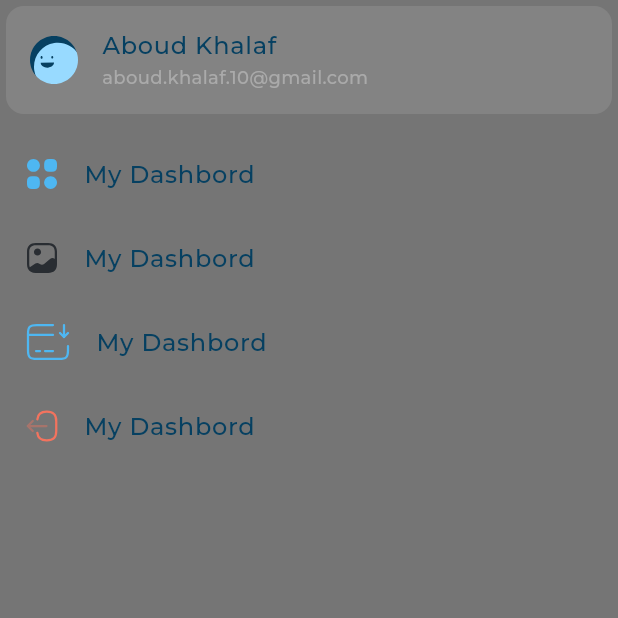
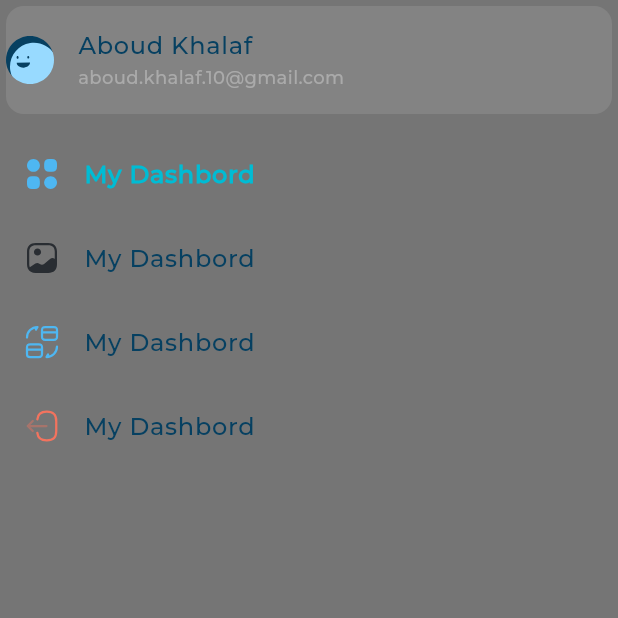
Before and after one commit to Aboud-KHalaf/responsive-ui, a Flutter app: the screen it shows after launch, with the side drawer open, on a phone screen of 412 x 824 dp, the top half of it. Run offline on Flutter 3.47's test engine with Material 3 defaults, Android fonts, the phone set to English and light mode, and no system bars; our stand-ins replace flutter_svg; project files that could hold a hidden picture were left out.

Commit message:
change drawer item state

```diff
--- a/lib/main.dart
+++ b/lib/main.dart
@@ -1,5 +1,4 @@
 import 'package:flutter/material.dart';
-import 'package:ui/helpers/theme/dark_theme.dart';
 import 'package:ui/helpers/theme/light_theme.dart';
 import 'package:ui/views/dashboard_view.dart';
 
@@ -10,7 +9,6 @@ void main() {
 class MyApp extends StatelessWidget {
   const MyApp({super.key});
 
-  // This widget is the root of your application.
   @override
   Widget build(BuildContext context) {
     return MaterialApp(
--- a/lib/widgets/custom_drawer_widget.dart
+++ b/lib/widgets/custom_drawer_widget.dart
@@ -5,19 +5,26 @@ import 'package:ui/utils/app_images.dart';
 import 'package:ui/widgets/custom_user_info_widget.dart';
 import 'package:ui/widgets/drawer_item_widget.dart';
 
-class CustomDrawerWidget extends StatelessWidget {
+class CustomDrawerWidget extends StatefulWidget {
   const CustomDrawerWidget({super.key});
 
-  static const List<DrawerItemModel> items = [
-    DrawerItemModel(image: Assets.imagesDashboard, text: 'My Dashbord'),
-    DrawerItemModel(image: Assets.imagesGallery, text: 'My Dashbord'),
-    DrawerItemModel(image: Assets.imagesIncome, text: 'My Dashbord'),
-    DrawerItemModel(image: Assets.imagesLogout, text: 'My Dashbord'),
+  @override
+  State<CustomDrawerWidget> createState() => _CustomDrawerWidgetState();
+}
+
+class _CustomDrawerWidgetState extends State<CustomDrawerWidget> {
+  List<DrawerItemModel> items = [
+    const DrawerItemModel(image: Assets.imagesDashboard, text: 'My Dashbord'),
+    const DrawerItemModel(image: Assets.imagesGallery, text: 'My Dashbord'),
+    const DrawerItemModel(
+        image: Assets.imagesMyTransctions, text: 'My Dashbord'),
+    const DrawerItemModel(image: Assets.imagesLogout, text: 'My Dashbord'),
   ];
-
+  int selectedIndex = 0;
   @override
   Widget build(BuildContext context) {
     return Column(
+      crossAxisAlignment: CrossAxisAlignment.start,
       children: [
         CustomUserInfoWidget(
           userInfo: UserInfo(
@@ -32,7 +39,17 @@ class CustomDrawerWidget extends StatelessWidget {
           physics: const NeverScrollableScrollPhysics(),
           itemCount: items.length,
           itemBuilder: (context, index) {
-            return DrawerItemWidget(drawerItemModel: items[index]);
+            return GestureDetector(
+              onTap: () {
+                setState(() {
+                  selectedIndex = index;
+                });
+              },
+              child: DrawerItemWidget(
+                isSelected: (index == selectedIndex),
+                drawerItemModel: items[index],
+              ),
+            );
           },
         )
       ],
--- a/lib/widgets/custom_user_info_widget.dart
+++ b/lib/widgets/custom_user_info_widget.dart
@@ -14,6 +14,7 @@ class CustomUserInfoWidget extends StatelessWidget {
       color: Colors.white10,
       elevation: 0,
       child: ListTile(
+        contentPadding: EdgeInsets.zero,
         leading: SvgPicture.asset(userInfo.image),
         title: Text(
           userInfo.name,
--- a/lib/widgets/drawer_item_widget.dart
+++ b/lib/widgets/drawer_item_widget.dart
@@ -4,9 +4,14 @@ import 'package:ui/models/drawer_item_model.dart';
 import 'package:ui/utils/app_styles.dart';
 
 class DrawerItemWidget extends StatelessWidget {
-  const DrawerItemWidget({super.key, required this.drawerItemModel});
+  const DrawerItemWidget({
+    super.key,
+    required this.drawerItemModel,
+    required this.isSelected,
+  });
 
   final DrawerItemModel drawerItemModel;
+  final bool isSelected;
 
   @override
   Widget build(BuildContext context) {
@@ -16,7 +21,9 @@ class DrawerItemWidget extends StatelessWidget {
       ),
       title: Text(
         drawerItemModel.text,
-        style: AppStyles.styleMedium16(context),
+        style: isSelected
+            ? AppStyles.styleBold16(context).copyWith(color: Colors.cyan)
+            : AppStyles.styleMedium16(context),
       ),
     );
   }
```
